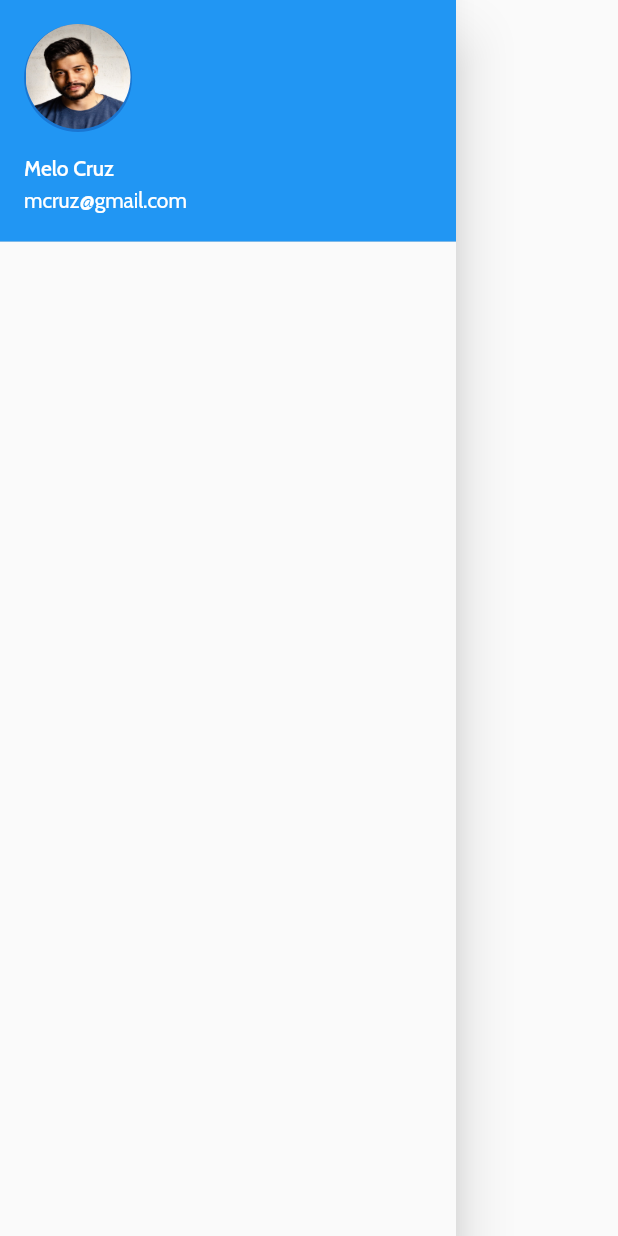
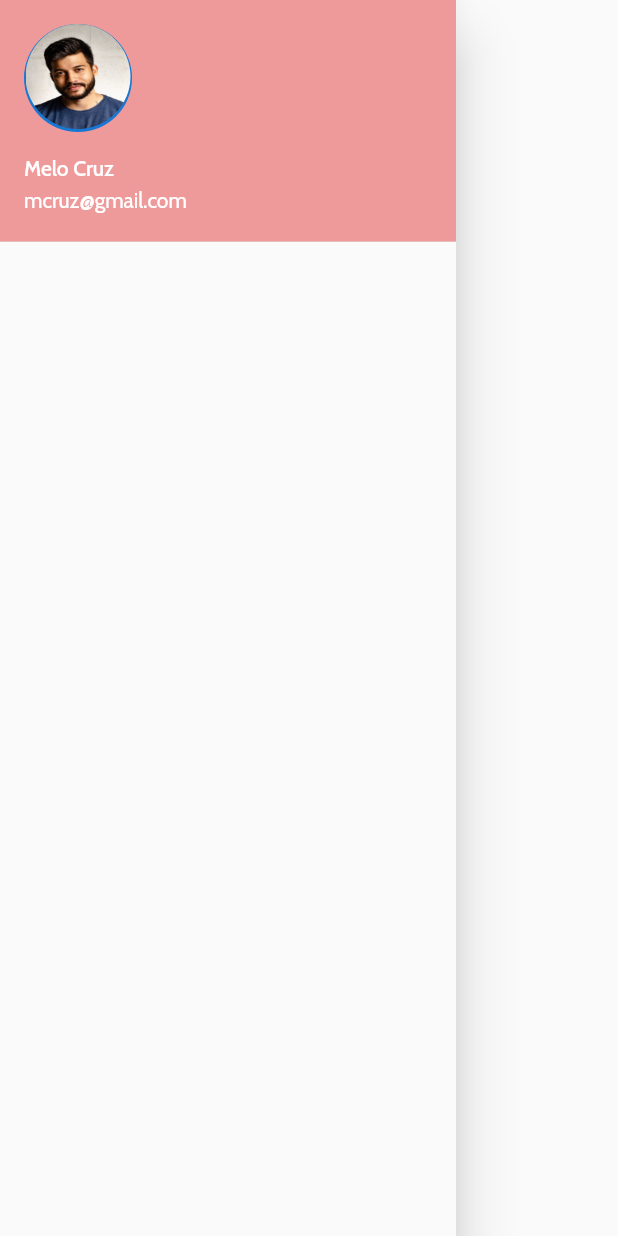
Before and after one commit to alu-rwa-prog-1/mini-project-1-iwanjo, a Flutter app: the NavigateDrawer widget shown alone on an empty page, opened directly, on a phone screen of 412 x 824 dp. Run offline on Flutter 3.47's test engine with Material 2 defaults, Android fonts, the phone set to English and light mode, and no system bars; our stand-ins replace google_fonts.

Commit message:
Changed color of drawer

```diff
--- a/ALU_RWA_MiniProject1_Wk3/lib/Home.dart
+++ b/ALU_RWA_MiniProject1_Wk3/lib/Home.dart
@@ -79,6 +79,9 @@ class _NavigateDrawerState extends State<NavigateDrawer> {
               "mcruz@gmail.com",
               style: GoogleFonts.cabin(),
             ),
+            decoration: BoxDecoration(
+              color: Color(0xFFEF9A9A),
+            ),
             currentAccountPicture: CircleAvatar(
               child: Column(
                 children: <Widget>[
```
